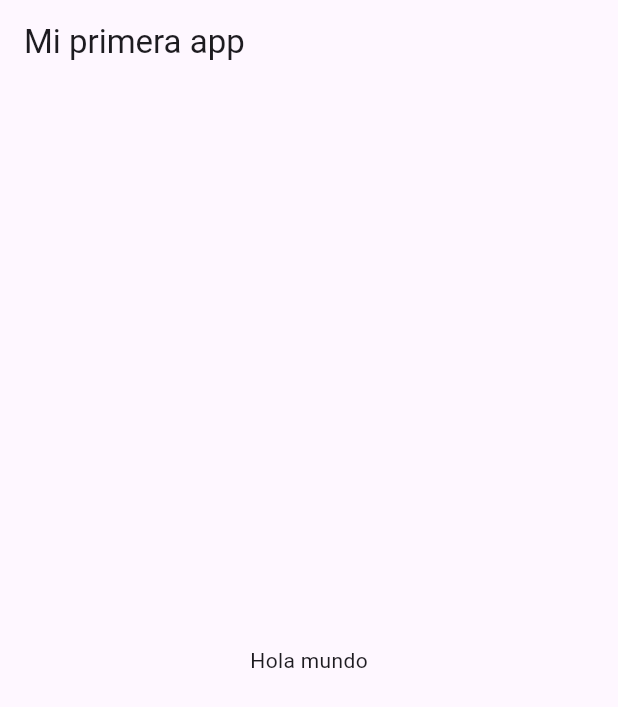
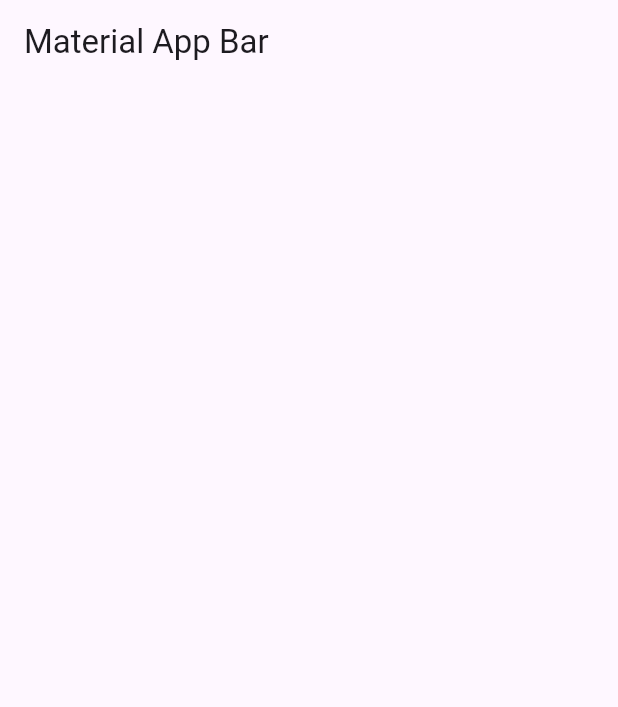
Before and after one commit to MarioSlopez/practica, a Flutter app: the screen it shows after launch, on a phone screen of 412 x 824 dp. Shown: the top 707 px of the screen. Run offline on Flutter 3.47's test engine with Material 3 defaults, Android fonts, the phone set to English and light mode, and no system bars.

Commit message:
Se agrega Principal.dart

```diff
--- /dev/null
+++ b/lib/Principal.dart
@@ -0,0 +1,13 @@
+import 'package:flutter/material.dart';
+
+class Principal extends StatelessWidget {
+  const Principal({super.key});
+
+  @override
+  Widget build(BuildContext context) {
+    return Scaffold(
+      appBar: AppBar(title: const Text('Material App Bar')),
+      // body: const Center(child: Text('Hello World - PR')),
+    );
+  }
+}
--- a/lib/main.dart
+++ b/lib/main.dart
@@ -1,8 +1,7 @@
 import 'package:flutter/material.dart';
+import 'Principal.dart';
 
-void main() {
-  runApp(const MyApp());
-}
+void main() => runApp(const MyApp());
 
 class MyApp extends StatelessWidget {
   const MyApp({super.key});
@@ -10,16 +9,8 @@ class MyApp extends StatelessWidget {
   @override
   Widget build(BuildContext context) {
     return MaterialApp(
-      title: 'Practica',
-      debugShowCheckedModeBanner: false,
-      home: Scaffold(
-        appBar: AppBar(
-          title: const Text('Mi primera app'),
-        ),
-        body: const Center(
-          child: Text('Hola mundo'),
-        ),
-      ),
+      title: 'Material App',
+      home: Principal(),
     );
   }
 }
```
